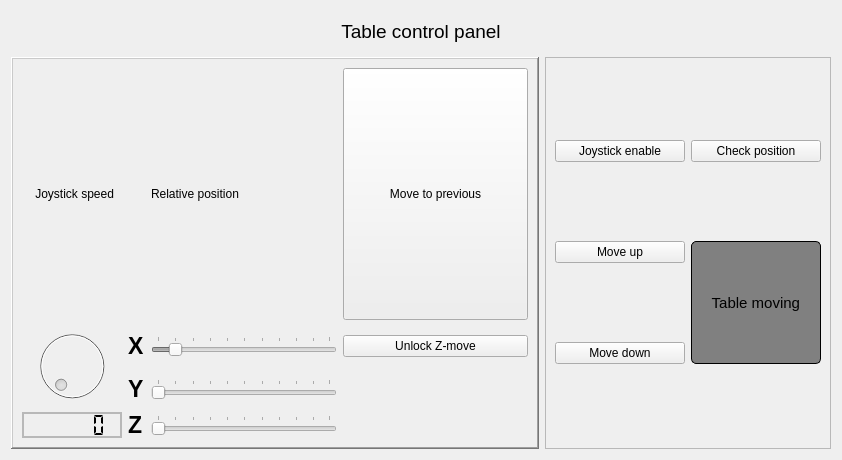
The window that COMET/QT_Designer_UI/table_control.ui (Chilldose/COMET) describes before a commit, drawn with Qt 5.
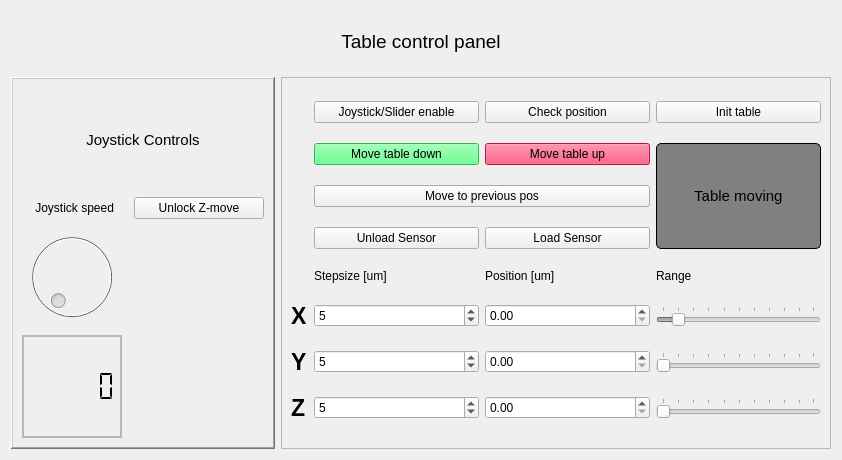
The same window after the commit. Icons and pictures are not drawn.

```diff
--- a/COMET/QT_Designer_UI/table_control.ui
+++ b/COMET/QT_Designer_UI/table_control.ui
@@ -16,6 +16,33 @@
   <layout class="QVBoxLayout" name="verticalLayout">
    <item>
     <layout class="QGridLayout" name="gridLayout_3">
+     <item row="0" column="0" colspan="2">
+      <widget class="QLabel" name="Tablecontrolpanellabel">
+       <property name="sizePolicy">
+        <sizepolicy hsizetype="Preferred" vsizetype="Fixed">
+         <horstretch>0</horstretch>
+         <verstretch>0</verstretch>
+        </sizepolicy>
+       </property>
+       <property name="minimumSize">
+        <size>
+         <width>0</width>
+         <height>60</height>
+        </size>
+       </property>
+       <property name="font">
+        <font>
+         <pointsize>14</pointsize>
+        </font>
+       </property>
+       <property name="text">
+        <string>Table control panel</string>
+       </property>
+       <property name="alignment">
+        <set>Qt::AlignCenter</set>
+       </property>
+      </widget>
+     </item>
      <item row="1" column="0">
       <widget class="QFrame" name="frame">
        <property name="enabled">
@@ -43,7 +70,30 @@
         <number>2</number>
        </property>
        <layout class="QGridLayout" name="gridLayout">
-        <item row="3" column="3">
+        <item row="1" column="0">
+         <widget class="QLabel" name="Rpoly_val">
+          <property name="text">
+           <string>    Joystick speed</string>
+          </property>
+         </widget>
+        </item>
+        <item row="1" column="2">
+         <widget class="QPushButton" name="unlock_Z">
+          <property name="minimumSize">
+           <size>
+            <width>130</width>
+            <height>0</height>
+           </size>
+          </property>
+          <property name="text">
+           <string>Unlock Z-move</string>
+          </property>
+          <property name="checkable">
+           <bool>true</bool>
+          </property>
+         </widget>
+        </item>
+        <item row="2" column="2">
          <widget class="QLabel" name="chevron_up">
           <property name="font">
            <font>
@@ -61,7 +111,7 @@
           </property>
          </widget>
         </item>
-        <item row="4" column="3">
+        <item row="3" column="2">
          <widget class="QLabel" name="chevron_down">
           <property name="font">
            <font>
@@ -82,88 +132,7 @@
           </property>
          </widget>
         </item>
-        <item row="2" column="1">
-         <widget class="QLabel" name="X_label">
-          <property name="font">
-           <font>
-            <pointsize>17</pointsize>
-            <weight>75</weight>
-            <bold>true</bold>
-           </font>
-          </property>
-          <property name="text">
-           <string>X</string>
-          </property>
-         </widget>
-        </item>
-        <item row="4" column="2">
-         <widget class="QSlider" name="z_move">
-          <property name="enabled">
-           <bool>false</bool>
-          </property>
-          <property name="orientation">
-           <enum>Qt::Horizontal</enum>
-          </property>
-          <property name="tickPosition">
-           <enum>QSlider::TicksAbove</enum>
-          </property>
-          <property name="tickInterval">
-           <number>10</number>
-          </property>
-         </widget>
-        </item>
-        <item row="1" column="0">
-         <widget class="QLabel" name="Rpoly_val">
-          <property name="text">
-           <string>    Joystick speed</string>
-          </property>
-         </widget>
-        </item>
-        <item row="3" column="1">
-         <widget class="QLabel" name="Y_label">
-          <property name="font">
-           <font>
-            <pointsize>17</pointsize>
-            <weight>75</weight>
-            <bold>true</bold>
-           </font>
-          </property>
-          <property name="text">
-           <string>Y</string>
-          </property>
-         </widget>
-        </item>
-        <item row="4" column="1">
-         <widget class="QLabel" name="Z_label">
-          <property name="font">
-           <font>
-            <pointsize>17</pointsize>
-            <weight>75</weight>
-            <bold>true</bold>
-           </font>
-          </property>
-          <property name="text">
-           <string>Z</string>
-          </property>
-         </widget>
-        </item>
-        <item row="3" column="2">
-         <widget class="QSlider" name="y_move">
-          <property name="enabled">
-           <bool>false</bool>
-          </property>
-          <property name="orientation">
-           <enum>Qt::Horizontal</enum>
-          </property>
-          <property name="tickPosition">
-           <enum>QSlider::TicksAbove</enum>
-          </property>
-          <property name="tickInterval">
-           <number>10</number>
-          </property>
-         </widget>
-        </item>
-        <item row="4" column="0">
+        <item row="3" column="0">
          <widget class="QLCDNumber" name="Table_speed_indicator">
           <property name="lineWidth">
            <number>0</number>
@@ -182,77 +151,7 @@
           </property>
          </widget>
         </item>
-        <item row="2" column="3">
-         <widget class="QPushButton" name="unlock_Z">
-          <property name="minimumSize">
-           <size>
-            <width>130</width>
-            <height>0</height>
-           </size>
-          </property>
-          <property name="text">
-           <string>Unlock Z-move</string>
-          </property>
-          <property name="checkable">
-           <bool>true</bool>
-          </property>
-         </widget>
-        </item>
-        <item row="1" column="3">
-         <widget class="QPushButton" name="got_to_previous">
-          <property name="sizePolicy">
-           <sizepolicy hsizetype="MinimumExpanding" vsizetype="MinimumExpanding">
-            <horstretch>0</horstretch>
-            <verstretch>0</verstretch>
-           </sizepolicy>
-          </property>
-          <property name="minimumSize">
-           <size>
-            <width>130</width>
-            <height>0</height>
-           </size>
-          </property>
-          <property name="text">
-           <string>Move to previous</string>
-          </property>
-         </widget>
-        </item>
-        <item row="1" column="2">
-         <widget class="QLabel" name="relative_position_label">
-          <property name="text">
-           <string>Relative position</string>
-          </property>
-         </widget>
-        </item>
-        <item row="2" column="2">
-         <widget class="QSlider" name="x_move">
-          <property name="enabled">
-           <bool>false</bool>
-          </property>
-          <property name="minimum">
-           <number>0</number>
-          </property>
-          <property name="maximum">
-           <number>99</number>
-          </property>
-          <property name="value">
-           <number>10</number>
-          </property>
-          <property name="tracking">
-           <bool>true</bool>
-          </property>
-          <property name="orientation">
-           <enum>Qt::Horizontal</enum>
-          </property>
-          <property name="tickPosition">
-           <enum>QSlider::TicksAbove</enum>
-          </property>
-          <property name="tickInterval">
-           <number>10</number>
-          </property>
-         </widget>
-        </item>
-        <item row="2" column="0" rowspan="2">
+        <item row="2" column="0">
          <widget class="QDial" name="Table_speed">
           <property name="enabled">
            <bool>false</bool>
@@ -271,6 +170,21 @@
           </property>
          </widget>
         </item>
+        <item row="0" column="0" colspan="3">
+         <widget class="QLabel" name="label">
+          <property name="font">
+           <font>
+            <pointsize>11</pointsize>
+           </font>
+          </property>
+          <property name="text">
+           <string>Joystick Controls</string>
+          </property>
+          <property name="alignment">
+           <set>Qt::AlignCenter</set>
+          </property>
+         </widget>
+        </item>
        </layout>
       </widget>
      </item>
@@ -283,26 +197,227 @@
         <enum>QFrame::Raised</enum>
        </property>
        <layout class="QGridLayout" name="gridLayout_2">
-        <item row="0" column="0">
-         <widget class="QPushButton" name="Enable_table">
-          <property name="minimumSize">
+        <item row="9" column="4">
+         <widget class="QSlider" name="x_move">
+          <property name="enabled">
+           <bool>false</bool>
+          </property>
+          <property name="minimum">
+           <number>0</number>
+          </property>
+          <property name="maximum">
+           <number>99</number>
+          </property>
+          <property name="value">
+           <number>10</number>
+          </property>
+          <property name="tracking">
+           <bool>true</bool>
+          </property>
+          <property name="orientation">
+           <enum>Qt::Horizontal</enum>
+          </property>
+          <property name="tickPosition">
+           <enum>QSlider::TicksAbove</enum>
+          </property>
+          <property name="tickInterval">
+           <number>10</number>
+          </property>
+         </widget>
+        </item>
+        <item row="9" column="0">
+         <widget class="QLabel" name="X_label">
+          <property name="font">
+           <font>
+            <pointsize>17</pointsize>
+            <weight>75</weight>
+            <bold>true</bold>
+           </font>
+          </property>
+          <property name="text">
+           <string>X</string>
+          </property>
+         </widget>
+        </item>
+        <item row="10" column="2">
+         <widget class="QDoubleSpinBox" name="YPos_doubleSpinBox">
+          <property name="sizePolicy">
+           <sizepolicy hsizetype="Expanding" vsizetype="Fixed">
+            <horstretch>0</horstretch>
+            <verstretch>0</verstretch>
+           </sizepolicy>
+          </property>
+          <property name="focusPolicy">
+           <enum>Qt::ClickFocus</enum>
+          </property>
+         </widget>
+        </item>
+        <item row="11" column="2">
+         <widget class="QDoubleSpinBox" name="ZPos_doubleSpinBox">
+          <property name="sizePolicy">
+           <sizepolicy hsizetype="Expanding" vsizetype="Fixed">
+            <horstretch>0</horstretch>
+            <verstretch>0</verstretch>
+           </sizepolicy>
+          </property>
+          <property name="focusPolicy">
+           <enum>Qt::ClickFocus</enum>
+          </property>
+         </widget>
+        </item>
+        <item row="9" column="2">
+         <widget class="QDoubleSpinBox" name="XPos_doubleSpinBox">
+          <property name="sizePolicy">
+           <sizepolicy hsizetype="MinimumExpanding" vsizetype="Fixed">
+            <horstretch>0</horstretch>
+            <verstretch>0</verstretch>
+           </sizepolicy>
+          </property>
+          <property name="focusPolicy">
+           <enum>Qt::ClickFocus</enum>
+          </property>
+         </widget>
+        </item>
+        <item row="11" column="4">
+         <widget class="QSlider" name="z_move">
+          <property name="enabled">
+           <bool>false</bool>
+          </property>
+          <property name="orientation">
+           <enum>Qt::Horizontal</enum>
+          </property>
+          <property name="tickPosition">
+           <enum>QSlider::TicksAbove</enum>
+          </property>
+          <property name="tickInterval">
+           <number>10</number>
+          </property>
+         </widget>
+        </item>
+        <item row="9" column="1">
+         <widget class="QSpinBox" name="Stepx_spinBox">
+          <property name="sizePolicy">
+           <sizepolicy hsizetype="Expanding" vsizetype="Fixed">
+            <horstretch>0</horstretch>
+            <verstretch>0</verstretch>
+           </sizepolicy>
+          </property>
+          <property name="maximumSize">
            <size>
-            <width>130</width>
-            <height>0</height>
+            <width>16777215</width>
+            <height>16777215</height>
            </size>
           </property>
+          <property name="value">
+           <number>5</number>
+          </property>
+         </widget>
+        </item>
+        <item row="10" column="1">
+         <widget class="QSpinBox" name="Stepy_spinBox">
+          <property name="value">
+           <number>5</number>
+          </property>
+         </widget>
+        </item>
+        <item row="8" column="1">
+         <widget class="QLabel" name="label_2">
+          <property name="sizePolicy">
+           <sizepolicy hsizetype="Preferred" vsizetype="Fixed">
+            <horstretch>0</horstretch>
+            <verstretch>0</verstretch>
+           </sizepolicy>
+          </property>
           <property name="text">
-           <string>Joystick enable</string>
+           <string>Stepsize [um]</string>
           </property>
-          <property name="checkable">
-           <bool>true</bool>
+         </widget>
+        </item>
+        <item row="11" column="0">
+         <widget class="QLabel" name="Z_label">
+          <property name="font">
+           <font>
+            <pointsize>17</pointsize>
+            <weight>75</weight>
+            <bold>true</bold>
+           </font>
           </property>
-          <property name="checked">
+          <property name="text">
+           <string>Z</string>
+          </property>
+         </widget>
+        </item>
+        <item row="10" column="0">
+         <widget class="QLabel" name="Y_label">
+          <property name="font">
+           <font>
+            <pointsize>17</pointsize>
+            <weight>75</weight>
+            <bold>true</bold>
+           </font>
+          </property>
+          <property name="text">
+           <string>Y</string>
+          </property>
+         </widget>
+        </item>
+        <item row="10" column="4">
+         <widget class="QSlider" name="y_move">
+          <property name="enabled">
            <bool>false</bool>
           </property>
+          <property name="orientation">
+           <enum>Qt::Horizontal</enum>
+          </property>
+          <property name="tickPosition">
+           <enum>QSlider::TicksAbove</enum>
+          </property>
+          <property name="tickInterval">
+           <number>10</number>
+          </property>
          </widget>
         </item>
-        <item row="0" column="1">
+        <item row="8" column="2">
+         <widget class="QLabel" name="label_3">
+          <property name="sizePolicy">
+           <sizepolicy hsizetype="Preferred" vsizetype="Fixed">
+            <horstretch>0</horstretch>
+            <verstretch>0</verstretch>
+           </sizepolicy>
+          </property>
+          <property name="text">
+           <string>Position [um]</string>
+          </property>
+         </widget>
+        </item>
+        <item row="8" column="4">
+         <widget class="QLabel" name="label_4">
+          <property name="sizePolicy">
+           <sizepolicy hsizetype="Preferred" vsizetype="Fixed">
+            <horstretch>0</horstretch>
+            <verstretch>0</verstretch>
+           </sizepolicy>
+          </property>
+          <property name="text">
+           <string>Range</string>
+          </property>
+         </widget>
+        </item>
+        <item row="11" column="1">
+         <widget class="QSpinBox" name="Stepz_spinBox">
+          <property name="value">
+           <number>5</number>
+          </property>
+         </widget>
+        </item>
+        <item row="0" column="4">
+         <widget class="QPushButton" name="init_table_Button">
+          <property name="text">
+           <string>Init table</string>
+          </property>
+         </widget>
+        </item>
+        <item row="0" column="2">
          <widget class="QPushButton" name="check_position">
           <property name="minimumSize">
            <size>
@@ -315,8 +430,8 @@
           </property>
          </widget>
         </item>
-        <item row="1" column="0">
-         <widget class="QPushButton" name="move_up_button">
+        <item row="0" column="1">
+         <widget class="QPushButton" name="Enable_table">
           <property name="minimumSize">
            <size>
             <width>130</width>
@@ -324,7 +439,7 @@
            </size>
           </property>
           <property name="text">
-           <string>Move up</string>
+           <string>Joystick/Slider enable</string>
           </property>
           <property name="checkable">
            <bool>true</bool>
@@ -334,7 +449,7 @@
           </property>
          </widget>
         </item>
-        <item row="2" column="0">
+        <item row="3" column="1">
          <widget class="QPushButton" name="move_down_button">
           <property name="minimumSize">
            <size>
@@ -342,8 +457,11 @@
             <height>0</height>
            </size>
           </property>
+          <property name="styleSheet">
+           <string notr="true">background-color: rgb(67, 255, 114);</string>
+          </property>
           <property name="text">
-           <string>Move down</string>
+           <string>Move table down</string>
           </property>
           <property name="checkable">
            <bool>true</bool>
@@ -353,7 +471,49 @@
           </property>
          </widget>
         </item>
-        <item row="1" column="1" rowspan="2">
+        <item row="3" column="2">
+         <widget class="QPushButton" name="move_up_button">
+          <property name="minimumSize">
+           <size>
+            <width>130</width>
+            <height>0</height>
+           </size>
+          </property>
+          <property name="styleSheet">
+           <string notr="true">background-color: rgb(255, 28, 81);</string>
+          </property>
+          <property name="text">
+           <string>Move table up</string>
+          </property>
+          <property name="checkable">
+           <bool>true</bool>
+          </property>
+          <property name="checked">
+           <bool>false</bool>
+          </property>
+         </widget>
+        </item>
+        <item row="5" column="1">
+         <widget class="QPushButton" name="Unload_sensorpushButton">
+          <property name="sizePolicy">
+           <sizepolicy hsizetype="Expanding" vsizetype="Fixed">
+            <horstretch>0</horstretch>
+            <verstretch>0</verstretch>
+           </sizepolicy>
+          </property>
+          <property name="text">
+           <string>Unload Sensor</string>
+          </property>
+         </widget>
+        </item>
+        <item row="5" column="2">
+         <widget class="QPushButton" name="load_sensor_pushButton">
+          <property name="text">
+           <string>Load Sensor</string>
+          </property>
+         </widget>
+        </item>
+        <item row="3" column="4" rowspan="3">
          <widget class="QLabel" name="table_ind">
           <property name="font">
            <font>
@@ -385,30 +545,28 @@
           </property>
          </widget>
         </item>
+        <item row="4" column="1" colspan="2">
+         <widget class="QPushButton" name="got_to_previous">
+          <property name="sizePolicy">
+           <sizepolicy hsizetype="MinimumExpanding" vsizetype="Fixed">
+            <horstretch>0</horstretch>
+            <verstretch>0</verstretch>
+           </sizepolicy>
+          </property>
+          <property name="minimumSize">
+           <size>
+            <width>0</width>
+            <height>0</height>
+           </size>
+          </property>
+          <property name="text">
+           <string>Move to previous pos</string>
+          </property>
+         </widget>
+        </item>
        </layout>
       </widget>
      </item>
-     <item row="0" column="0" colspan="2">
-      <widget class="QLabel" name="Tablecontrolpanellabel">
-       <property name="minimumSize">
-        <size>
-         <width>0</width>
-         <height>40</height>
-        </size>
-       </property>
-       <property name="font">
-        <font>
-         <pointsize>14</pointsize>
-        </font>
-       </property>
-       <property name="text">
-        <string>Table control panel</string>
-       </property>
-       <property name="alignment">
-        <set>Qt::AlignCenter</set>
-       </property>
-      </widget>
-     </item>
     </layout>
    </item>
   </layout>
```
Left out of the diff: 2 changed lines with no effect on the pictures.
